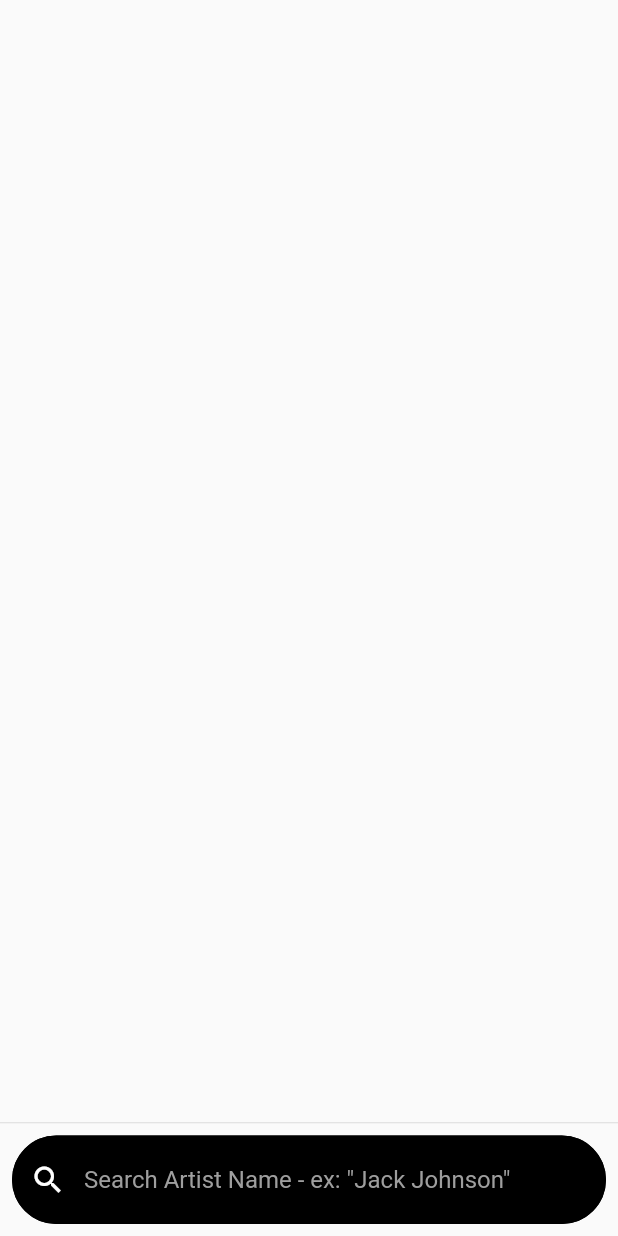
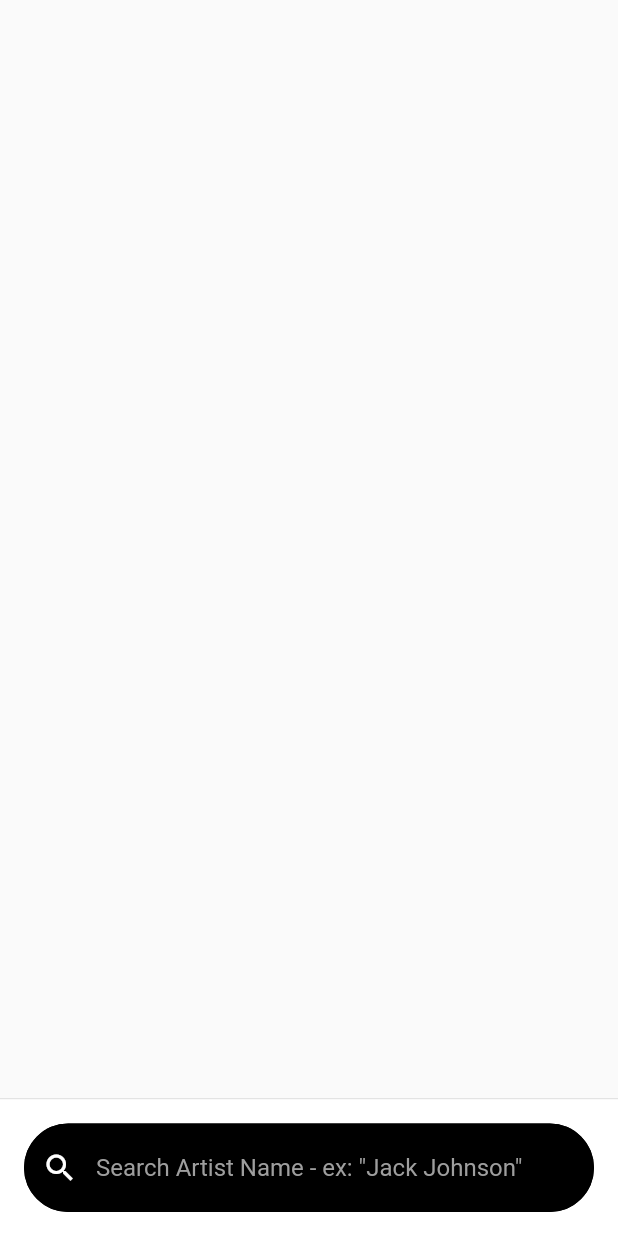
Before and after one commit to yanuarash/ventenny_task, a Flutter app: the screen it shows after launch, on a phone screen of 412 x 824 dp. Run offline on Flutter 3.47's test engine with Material 2 defaults, Android fonts, the phone set to English and light mode, and no system bars; our stand-ins replace bloc, chewie, dio, flutter_bloc, flutter_modular, freezed_annotation and 2 more; generated files the repository leaves out were written again.

Commit message:
refactor search widget

```diff
--- a/lib/widgets/search_widget.dart
+++ b/lib/widgets/search_widget.dart
@@ -9,8 +9,10 @@ class SearchWidget extends StatelessWidget {
 
   @override
   Widget build(BuildContext context) {
-    return Padding(
-      padding: const EdgeInsets.all(8),
+    return Container(
+      color: Colors.white,
+      child: Padding(
+        padding: const EdgeInsets.all(16),
         child: TextField(
           style: const TextStyle(color: Colors.white),
           onSubmitted: (value) => onSubmitted(value),
@@ -34,6 +36,7 @@ class SearchWidget extends StatelessWidget {
                 borderRadius: BorderRadius.all(Radius.circular(50))),
           ),
         ),
+      ),
     );
   }
 }
```
Lines whose indentation alone changed are shown as unchanged.
